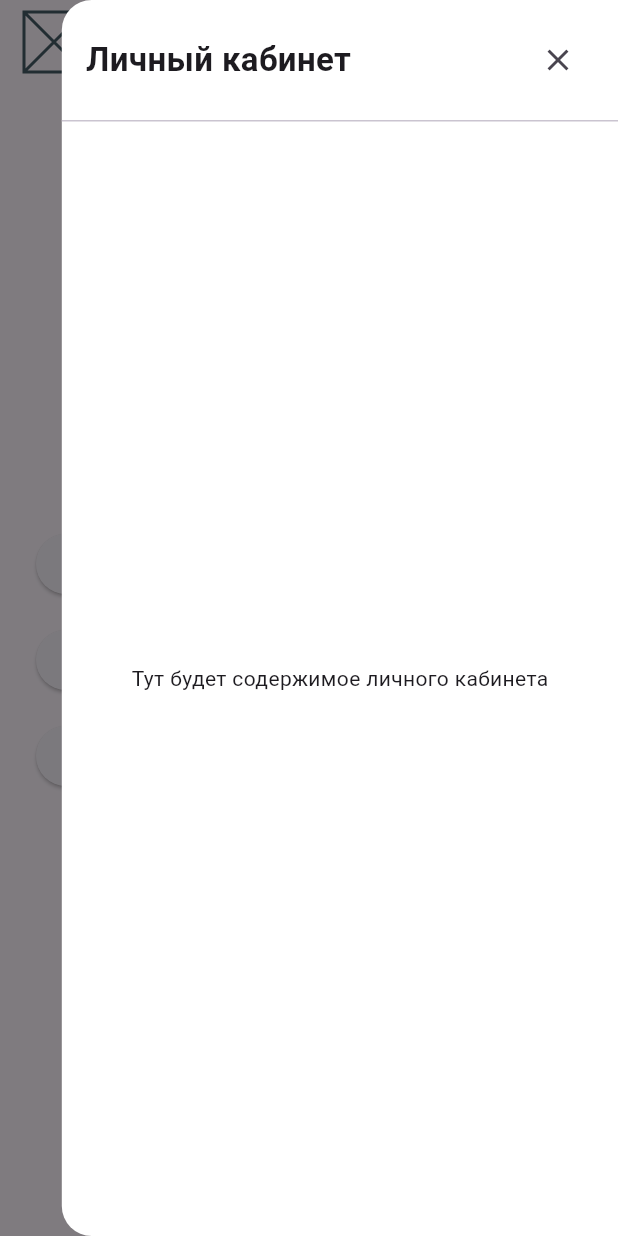
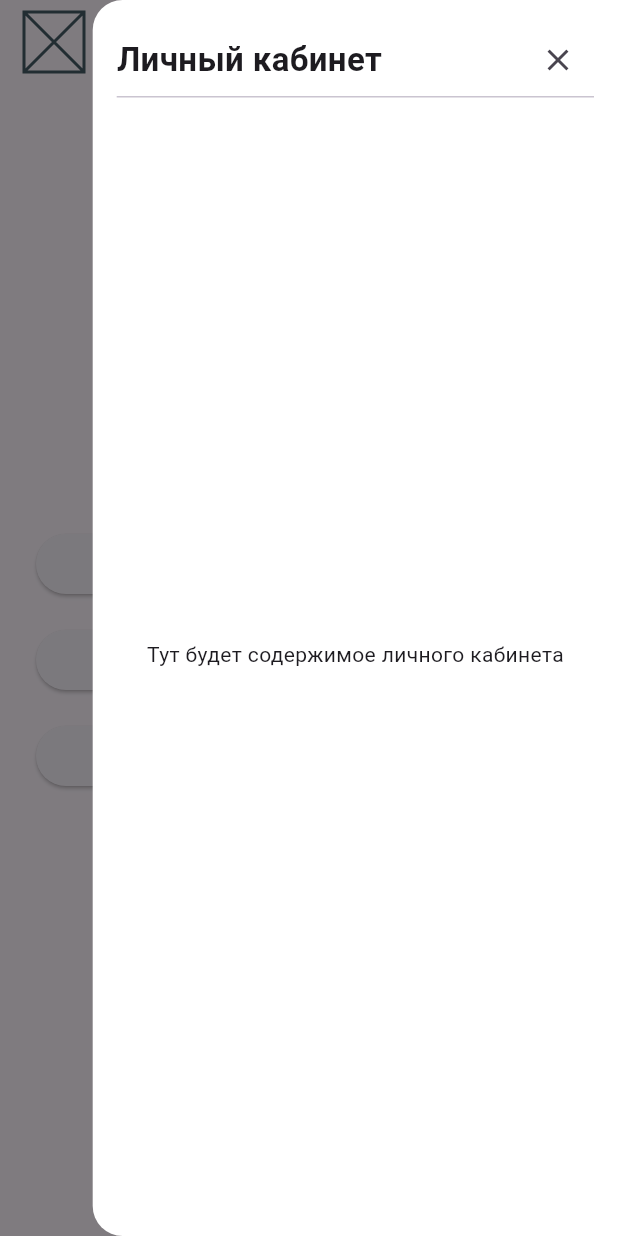
Before and after one commit to DaniilTooZir/SleepTracking_Flutter, a Flutter app: the MainMenuScreen screen opened by its route, after a tap on the "account circle" icon, on a phone screen of 412 x 824 dp. Run offline on Flutter 3.47's test engine with Material 3 defaults, Android fonts, the phone set to English and light mode, and no system bars; our stand-ins replace flutter_dotenv, go_router, supabase_flutter; accounts and stored records are empty.

Commit message:
Улучшил поведение боговой панели личного кабинета в главном меню

```diff
--- a/lib/ui/screens/main_menu_screen.dart
+++ b/lib/ui/screens/main_menu_screen.dart
@@ -5,17 +5,58 @@ import 'package:sleep_tracking/ui/screens/personal_account_screen.dart';
 class MainMenuScreen extends StatelessWidget {
   const MainMenuScreen({super.key});
 
-  void _showSnackBar(BuildContext context, String message) {
-    ScaffoldMessenger.of(
-      context,
-    ).showSnackBar(SnackBar(content: Text(message)));
+  void _openPersonalAccount(BuildContext context) {
+    final screenWidth = MediaQuery.of(context).size.width;
+    final isWideScreen = screenWidth > 800;
+
+    showGeneralDialog(
+      context: context,
+      barrierDismissible: true,
+      barrierLabel: MaterialLocalizations.of(context).modalBarrierDismissLabel,
+      barrierColor: Colors.black.withOpacity(0.5),
+      transitionDuration: const Duration(milliseconds: 300),
+      pageBuilder: (context, animation, secondaryAnimation) {
+        return SafeArea(
+          child: Align(
+            alignment: Alignment.centerRight,
+            child: Container(
+              width: isWideScreen ? 400 : screenWidth * 0.85,
+              height: double.infinity,
+              margin: const EdgeInsets.only(right: 0),
+              child: Material(
+                color: Colors.white,
+                borderRadius: const BorderRadius.horizontal(
+                  left: Radius.circular(20),
+                ),
+                child: Theme(
+                  data: Theme.of(context),
+                  child: const PersonalAccountScreen(),
+                ),
+              ),
+            ),
+          ),
+        );
+      },
+      transitionBuilder: (context, animation, secondaryAnimation, child) {
+        final curvedAnimation = CurvedAnimation(
+          parent: animation,
+          curve: Curves.easeInOut,
+        );
+        return SlideTransition(
+          position: Tween<Offset>(
+            begin: const Offset(1, 0),
+            end: Offset.zero,
+          ).animate(curvedAnimation),
+          child: child,
+        );
+      },
+    );
   }
 
   @override
   Widget build(BuildContext context) {
     final screenWidth = MediaQuery.of(context).size.width;
     final isWideScreen = screenWidth > 600;
-
     return Scaffold(
       appBar: AppBar(
         titleSpacing: 0,
@@ -29,35 +70,7 @@ class MainMenuScreen extends StatelessWidget {
             ),
             IconButton(
               icon: const Icon(Icons.account_circle),
-              onPressed: () {
-                final screenWidth = MediaQuery.of(context).size.width;
-                final sheetWidth =
-                    screenWidth > 600 ? 400.0 : screenWidth * 0.9;
-                showModalBottomSheet(
-                  context: context,
-                  isScrollControlled: true,
-                  backgroundColor: Colors.transparent,
-                  barrierColor: Colors.black.withOpacity(0.5),
-                  builder: (context) {
-                    return SafeArea(
-                      child: Align(
-                        alignment: Alignment.centerRight,
-                        child: Container(
-                          width: sheetWidth,
-                          height: double.infinity,
-                          decoration: const BoxDecoration(
-                            color: Colors.white,
-                            borderRadius: BorderRadius.horizontal(
-                              left: Radius.circular(20),
-                            ),
-                          ),
-                          child: const PersonalAccountScreen(),
-                        ),
-                      ),
-                    );
-                  },
-                );
-              },
+              onPressed: () => _openPersonalAccount(context),
             ),
           ],
         ),
--- a/lib/ui/screens/personal_account_screen.dart
+++ b/lib/ui/screens/personal_account_screen.dart
@@ -10,11 +10,11 @@ class PersonalAccountScreen extends StatefulWidget {
 class _PersonalAccountScreenState extends State<PersonalAccountScreen> {
   @override
   Widget build(BuildContext context) {
-    return Column(
+    return Padding(
+      padding: const EdgeInsets.all(16.0),
+      child: Column(
         children: [
-        Padding(
-          padding: const EdgeInsets.symmetric(horizontal: 16, vertical: 16),
-          child: Row(
+          Row(
             mainAxisAlignment: MainAxisAlignment.spaceBetween,
             children: [
               const Text(
@@ -27,7 +27,6 @@ class _PersonalAccountScreenState extends State<PersonalAccountScreen> {
               ),
             ],
           ),
-        ),
           const Divider(height: 1),
           const Expanded(
             child: Center(
@@ -35,6 +34,7 @@ class _PersonalAccountScreenState extends State<PersonalAccountScreen> {
             ),
           ),
         ],
+      ),
     );
   }
 }
```
Lines whose indentation alone changed are shown as unchanged.
